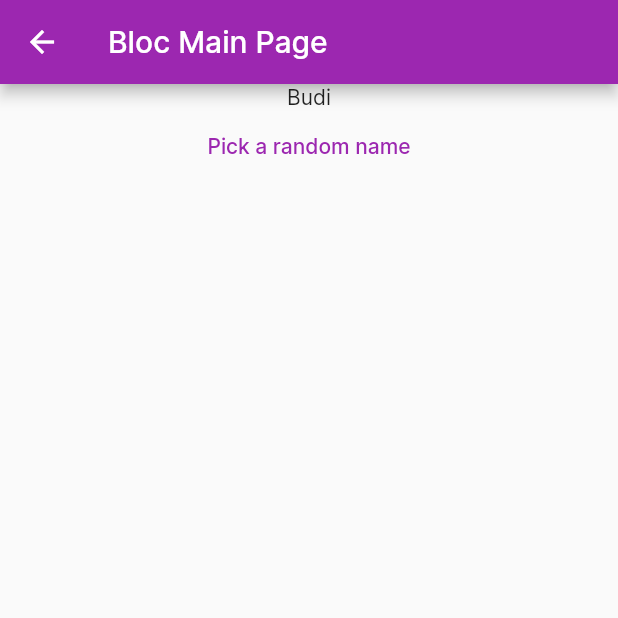
After one commit to arrazyfathan/kotlin-app, a Flutter app: the BlocCubitPage screen opened directly, after a tap on "Pick a random name", on a phone screen of 412 x 824 dp, the top half of it. The commit adds this screen. Run offline on Flutter 3.47's test engine with Material 2 defaults, Android fonts, the phone set to English and light mode, and no system bars; our stand-ins replace bloc.

Commit message:
Update bloc

```diff
--- /dev/null
+++ b/api/persons1.json
@@ -0,0 +1,14 @@
+[
+  {
+    "name": "Foo",
+    "age": 23
+  },
+  {
+    "name": "Bar",
+    "age": 24
+  },
+  {
+    "name": "Bazz",
+    "age": 25
+  }
+]
--- /dev/null
+++ b/api/persons2.json
@@ -0,0 +1,14 @@
+[
+  {
+    "name": "Foo2",
+    "age": 23
+  },
+  {
+    "name": "Bar2",
+    "age": 24
+  },
+  {
+    "name": "Bazz2",
+    "age": 25
+  }
+]
--- /dev/null
+++ b/lib/state_management/bloc/bloc_cubit.dart
@@ -0,0 +1,73 @@
+import 'package:flutter/material.dart';
+import 'dart:math' as math show Random;
+import 'package:bloc/bloc.dart';
+
+class BlocCubitPage extends StatefulWidget {
+  const BlocCubitPage({Key? key}) : super(key: key);
+
+  @override
+  State<BlocCubitPage> createState() => _BlocCubitPageState();
+}
+
+class _BlocCubitPageState extends State<BlocCubitPage> {
+  late final NamesCubit cubit;
+
+  @override
+  void initState() {
+    super.initState();
+    cubit = NamesCubit();
+  }
+
+  @override
+  void dispose() {
+    cubit.close();
+    super.dispose();
+  }
+
+  @override
+  Widget build(BuildContext context) {
+    return Scaffold(
+      appBar: AppBar(
+        title: const Text('Bloc Main Page'),
+      ),
+      body: StreamBuilder<String?>(
+        stream: cubit.stream,
+        builder: (context, snapshot) {
+          final button = TextButton(
+            onPressed: () => cubit.pickRandomName(),
+            child: const Text('Pick a random name'),
+          );
+          switch (snapshot.connectionState) {
+            case ConnectionState.none:
+              return button;
+            case ConnectionState.waiting:
+              return button;
+            case ConnectionState.active:
+              return Center(
+                child: Column(
+                  children: [
+                    Text(snapshot.data ?? ''),
+                    button,
+                  ],
+                ),
+              );
+            case ConnectionState.done:
+              return const SizedBox();
+          }
+        },
+      ),
+    );
+  }
+}
+
+const names = ['Andi', 'Budi', 'Yanto'];
+
+class NamesCubit extends Cubit<String?> {
+  NamesCubit() : super(null);
+
+  void pickRandomName() => emit(names.getRandomElement());
+}
+
+extension RandomElement<T> on Iterable<T> {
+  T getRandomElement() => elementAt(math.Random().nextInt(length));
+}
--- a/pubspec.yaml
+++ b/pubspec.yaml
@@ -36,6 +36,8 @@ dependencies:
   # Use with the CupertinoIcons class for iOS style icons.
   cupertino_icons: ^1.0.2
   uuid: ^3.0.7
+  bloc: ^8.1.2
+  flutter_bloc: ^8.1.3
 
 dev_dependencies:
   flutter_test:
```
Also changed, not shown: lib/pages/state_management_main_page.dart (+27 -0 lines), lib/state_management/bloc/bloc_example.dart (added, +93 -0 lines), pubspec.lock.
